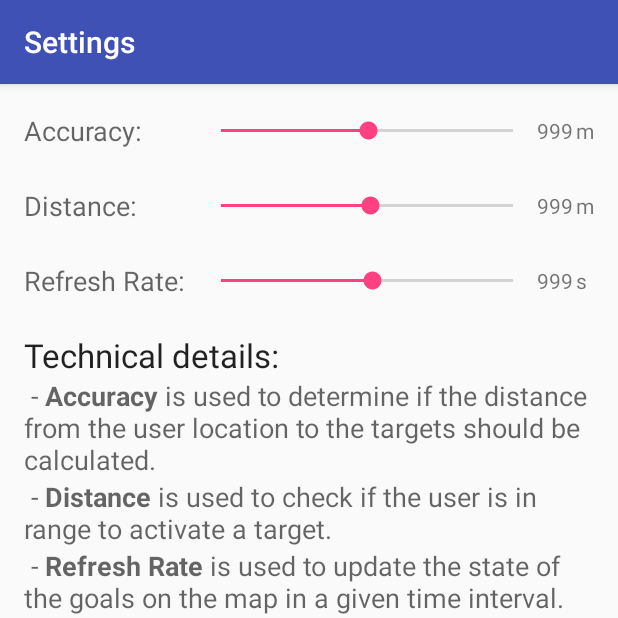
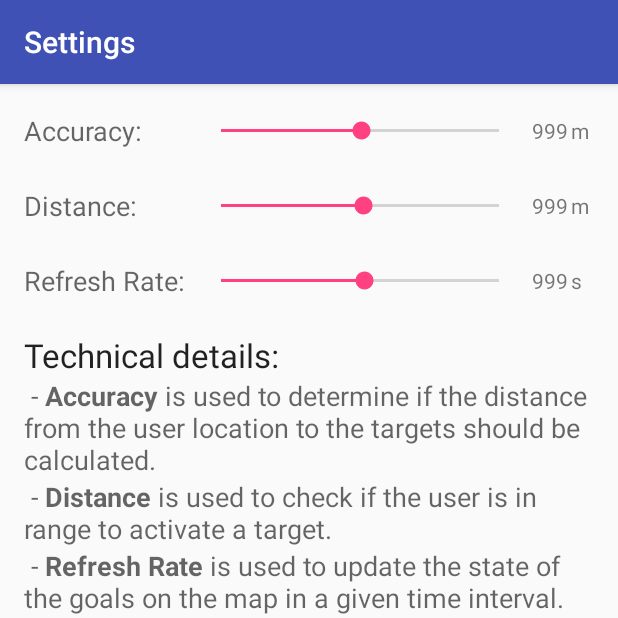
Before and after one commit to perguth/OccupyHdM, an Android app: the SettingsActivity screen opened directly, with no data from a screen before it, on a phone screen of 412 x 824 dp, the top half of it. Run offline under Robolectric (Android 15) with nearby library versions, the phone set to English and light mode, and no system bars.

Commit message:
modified layout of SettingsActivity

```diff
--- a/android/app/OccupyHdM/app/src/main/res/layout/activity_settings.xml
+++ b/android/app/OccupyHdM/app/src/main/res/layout/activity_settings.xml
@@ -31,16 +31,16 @@
         android:progress="38" />
 
     <TextView
-        android:layout_width="wrap_content"
+        android:layout_width="30dp"
         android:layout_height="30dp"
         android:textAppearance="?android:attr/textAppearanceSmall"
         android:text="999"
         android:id="@+id/textViewAccuracyValue"
         android:layout_toStartOf="@+id/textViewAccuracyUnit"
-        android:gravity="center_vertical" />
+        android:gravity="center_vertical|right" />
 
     <TextView
-        android:layout_width="wrap_content"
+        android:layout_width="15dp"
         android:layout_height="30dp"
         android:textAppearance="?android:attr/textAppearanceSmall"
         android:text="m"
@@ -73,7 +73,7 @@
         android:progress="23" />
 
     <TextView
-        android:layout_width="wrap_content"
+        android:layout_width="30dp"
         android:layout_height="30dp"
         android:textAppearance="?android:attr/textAppearanceSmall"
         android:text="999"
@@ -82,10 +82,10 @@
         android:layout_alignParentEnd="false"
         android:layout_toStartOf="@+id/textViewDistanceUnit"
         android:layout_alignParentStart="false"
-        android:gravity="center_vertical" />
+        android:gravity="center_vertical|right" />
 
     <TextView
-        android:layout_width="wrap_content"
+        android:layout_width="15dp"
         android:layout_height="30dp"
         android:textAppearance="?android:attr/textAppearanceSmall"
         android:text="m"
@@ -119,23 +119,23 @@
         android:progress="15" />
 
     <TextView
-        android:layout_width="wrap_content"
+        android:layout_width="30dp"
         android:layout_height="30dp"
         android:textAppearance="?android:attr/textAppearanceSmall"
         android:text="999"
         android:id="@+id/textViewRefreshRateValue"
         android:layout_alignTop="@+id/seekBarRefreshRate"
-        android:gravity="center_vertical"
+        android:gravity="center_vertical|right"
         android:layout_toEndOf="@id/seekBarRefreshRate" />
 
     <TextView
-        android:layout_width="wrap_content"
+        android:layout_width="15dp"
         android:layout_height="30dp"
         android:textAppearance="?android:attr/textAppearanceSmall"
         android:text="s"
         android:id="@+id/textViewRefreshRateUnit"
         android:layout_alignTop="@+id/seekBarRefreshRate"
-        android:layout_alignParentEnd="false"
+        android:layout_alignParentEnd="true"
         android:gravity="center_vertical"
         android:layout_toEndOf="@id/textViewRefreshRateValue"
         android:layout_marginLeft="2dp" />
```
